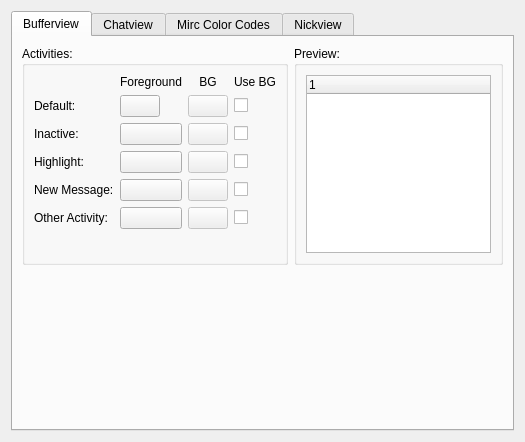
Before: the Qt Designer form src/qtui/settingspages/colorsettingspage.ui in quassel/quassel, drawn with Qt 5.
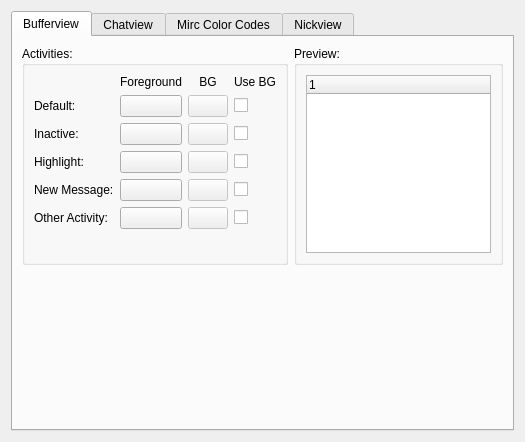
After: the same form once the commit is applied. Custom widgets are drawn as their Qt base class.

Commit message: fixing button size

What changed in the file:
```diff
--- a/src/qtui/settingspages/colorsettingspage.ui
+++ b/src/qtui/settingspages/colorsettingspage.ui
@@ -80,12 +80,6 @@
           </item>
           <item row="1" column="1" >
            <widget class="ColorButton" name="noActivityFG" >
-            <property name="sizePolicy" >
-             <sizepolicy vsizetype="Maximum" hsizetype="Maximum" >
-              <horstretch>0</horstretch>
-              <verstretch>0</verstretch>
-             </sizepolicy>
-            </property>
             <property name="text" >
              <string/>
             </property>
```
